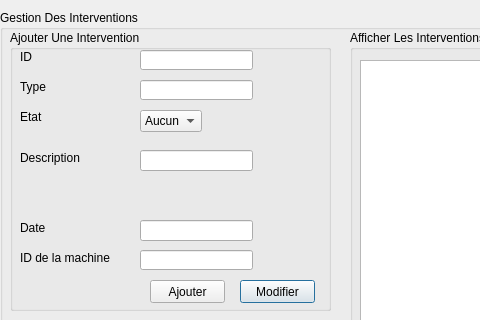
Above: interventions.ui from nyrouz911/Smart-Dry-Cleaner-2A13 before the change; both pictures show x 0 to 480 and y 0 to 320 of the 870 by 579 pixel window. Below: the same form after it.
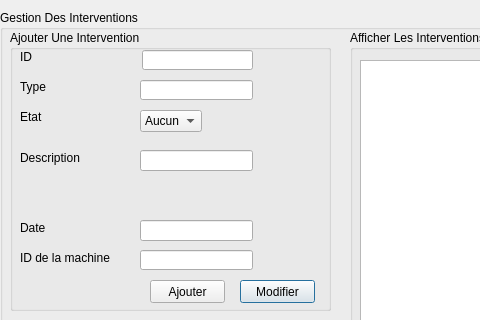
That is the form after the change.

Patch:
```diff
--- a/interventions.ui
+++ b/interventions.ui
@@ -153,9 +153,9 @@
     <widget class="QLineEdit" name="id_main">
      <property name="geometry">
       <rect>
-       <x>130</x>
+       <x>132</x>
        <y>20</y>
-       <width>113</width>
+       <width>111</width>
        <height>20</height>
       </rect>
      </property>
```
